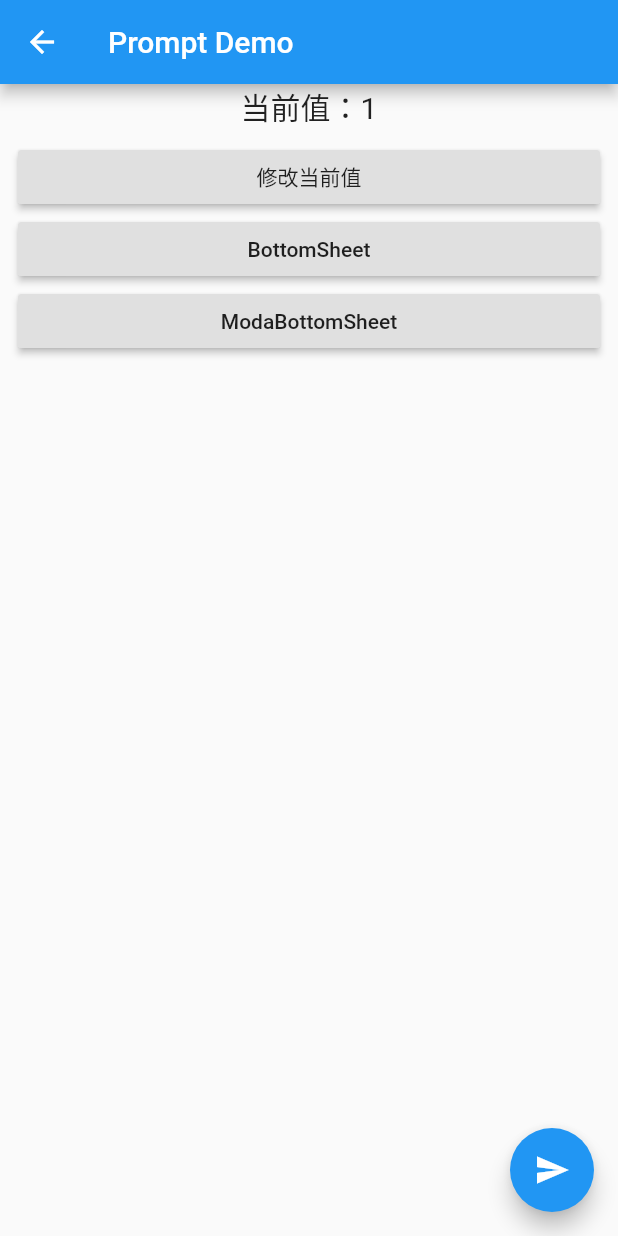
After one commit to kukyxs/flutter_arts_demos_app, a Flutter app: the PromptDemoPage screen opened directly, after a tap on "修改当前值", after a tap on "BottomSheet", after a tap on "ModaBottomSheet", on a phone screen of 412 x 824 dp. The commit adds this screen. Run offline on Flutter 3.47's test engine with Material 2 defaults, Android fonts, the phone set to English and light mode, and no system bars; our stand-ins replace fluttertoast.

Commit message:
snackBar bottomSheet demo

```diff
--- a/lib/main.dart
+++ b/lib/main.dart
@@ -11,6 +11,7 @@ import 'package:flutter_arts_demos_app/pages/column_main.dart';
 import 'package:flutter_arts_demos_app/pages/expansion_tile_main.dart';
 import 'package:flutter_arts_demos_app/pages/image_main.dart';
 import 'package:flutter_arts_demos_app/pages/login_home_page.dart';
+import 'package:flutter_arts_demos_app/pages/prompt_main.dart';
 import 'package:flutter_arts_demos_app/pages/scrollable_main.dart';
 import 'package:flutter_arts_demos_app/pages/sliver_main.dart';
 import 'package:flutter_arts_demos_app/pages/stack_main.dart';
@@ -90,6 +91,9 @@ class MainHomePage extends StatelessWidget {
           MenuActionItem(
               title: 'Sliver Demo',
               clickAction: () => Navigator.push(context, MaterialPageRoute(builder: (_) => SliverDemoPage()))),
+          MenuActionItem(
+              title: 'Prompt Demo',
+              clickAction: () => Navigator.push(context, MaterialPageRoute(builder: (_) => PromptDemoPage()))),
 
           /// Router 界面因为涉及到带 `Name` 方法的执行，需要单独运行 `router_main.dart` 文件
 //          MenuActionItem(
--- /dev/null
+++ b/lib/pages/prompt_main.dart
@@ -0,0 +1,135 @@
+import 'package:flutter/material.dart';
+import 'package:flutter/cupertino.dart';
+
+class PromptDemoPage extends StatefulWidget {
+  @override
+  _PromptDemoPageState createState() => _PromptDemoPageState();
+}
+
+class _PromptDemoPageState extends State<PromptDemoPage> {
+  var count = 0;
+
+  @override
+  void initState() {
+    super.initState();
+  }
+
+  @override
+  void dispose() {
+    super.dispose();
+  }
+
+  increase() {
+    setState(() => count++);
+  }
+
+  decrease() {
+    setState(() => count--);
+  }
+
+  _changeValue(BuildContext context) {
+    increase();
+    Scaffold.of(context).showSnackBar(SnackBar(
+        content: Text('当前值已修改'),
+        action: SnackBarAction(label: '撤销', onPressed: decrease),
+        duration: Duration(milliseconds: 2000)));
+  }
+
+  _showBottomSheet(BuildContext context) {
+    showBottomSheet(
+      context: context,
+      builder: (context) => ListView(
+              // 生成一个列表选择器
+              children: List.generate(
+            20,
+            (index) => InkWell(
+                child: Container(alignment: Alignment.center, height: 60.0, child: Text('Item ${index + 1}')),
+                onTap: () {
+                  print('tapped item ${index + 1}');
+                  Navigator.pop(context);
+                }),
+          )),
+    );
+  }
+
+  _showModalBottomSheet(BuildContext context) {
+    showModalBottomSheet(
+      context: context,
+      builder: (context) => Container(
+            child: ListView(
+                children: List.generate(
+              2,
+              (index) => InkWell(
+                  child: Container(alignment: Alignment.center, height: 60.0, child: Text('Item ${index + 1}')),
+                  onTap: () {
+                    print('tapped item ${index + 1}');
+                    Navigator.pop(context);
+                  }),
+            )),
+            height: 120,
+          ),
+    );
+  }
+
+  _showAlertDialog() {
+    showDialog(
+        // 设置点击 dialog 外部不取消 dialog
+        barrierDismissible: false,
+        context: context,
+        builder: (context) => AlertDialog(
+              title: Text('这是个标题...'),
+              titleTextStyle: TextStyle(color: Colors.purple),
+              content: Text('我是内容，我是内容，我是内容，我是内容，我是内容，我是内容'),
+              contentTextStyle: TextStyle(color: Colors.yellow),
+              backgroundColor: CupertinoColors.white,
+              elevation: 8.0,
+              semanticLabel: 'Label',
+              shape: Border.all(),
+              actions: <Widget>[
+                FlatButton(
+                    onPressed: () {
+                      Navigator.pop(context);
+                    },
+                    child: Text('Action1')),
+                FlatButton(
+                    onPressed: () {
+                      Navigator.pop(context);
+                    },
+                    child: Text('Action2')),
+                FlatButton(
+                    onPressed: () {
+                      Navigator.pop(context);
+                    },
+                    child: Text('Action3')),
+              ],
+            ));
+  }
+
+  @override
+  Widget build(BuildContext context) {
+    return Scaffold(
+      appBar: AppBar(
+        title: Text('Prompt Demo'),
+      ),
+      body: Column(children: <Widget>[
+        Text('当前值：$count', style: TextStyle(fontSize: 20.0)),
+        Expanded(
+            child: ListView(padding: const EdgeInsets.symmetric(horizontal: 12.0, vertical: 8.0), children: <Widget>[
+          // SnackBar 需要提供一个包含 context，但是 context 不能是 Scaffold 节点下的 context，所以需要通过 Builder 包裹一层
+          Builder(builder: (context) => RaisedButton(onPressed: () => _changeValue(context), child: Text('修改当前值'))),
+          // BottomSheet 的 context 也不能是 Scaffold 节点下的 context
+          Builder(
+              builder: (context) =>
+                  RaisedButton(onPressed: () => _showBottomSheet(context), child: Text('BottomSheet'))),
+          Builder(
+              builder: (context) =>
+                  RaisedButton(onPressed: () => _showModalBottomSheet(context), child: Text('ModaBottomSheet'))),
+//          RaisedButton(onPressed: _showAlertDialog, child: Text('Show AlertDialog')),
+//          RaisedButton(onPressed: _showAlertDialog, child: Text('Show AlertDialog')),
+        ]))
+      ]),
+      floatingActionButton: Builder(
+          builder: (context) => FloatingActionButton(onPressed: () => _changeValue(context), child: Icon(Icons.send))),
+    );
+  }
+}
```
